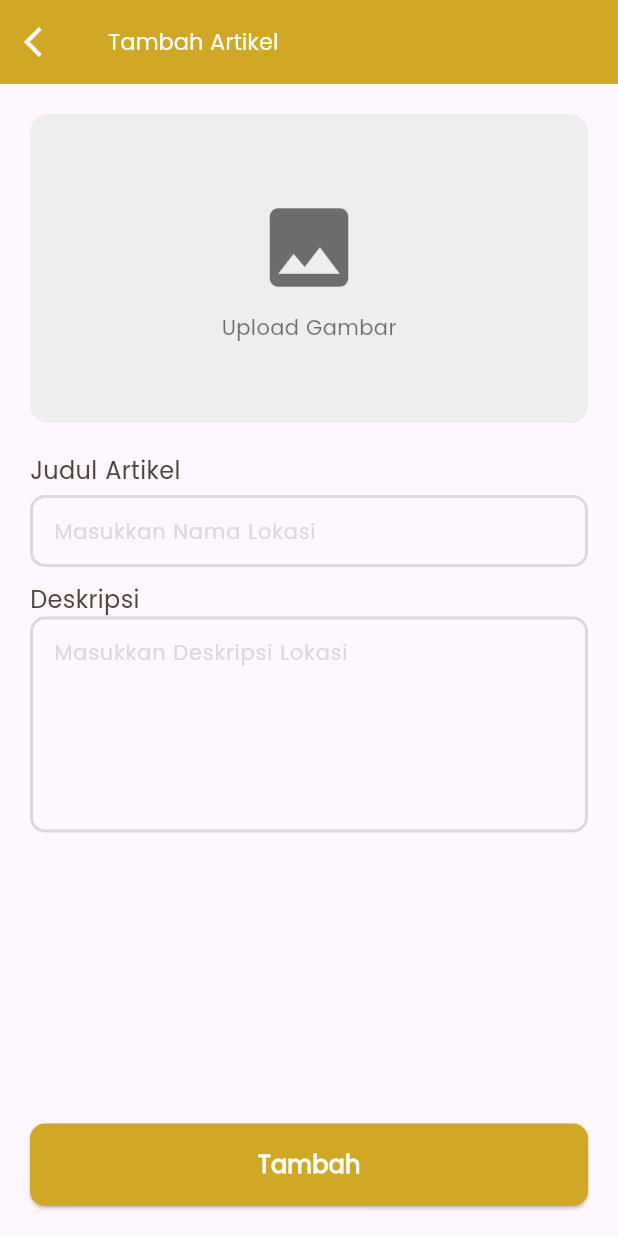
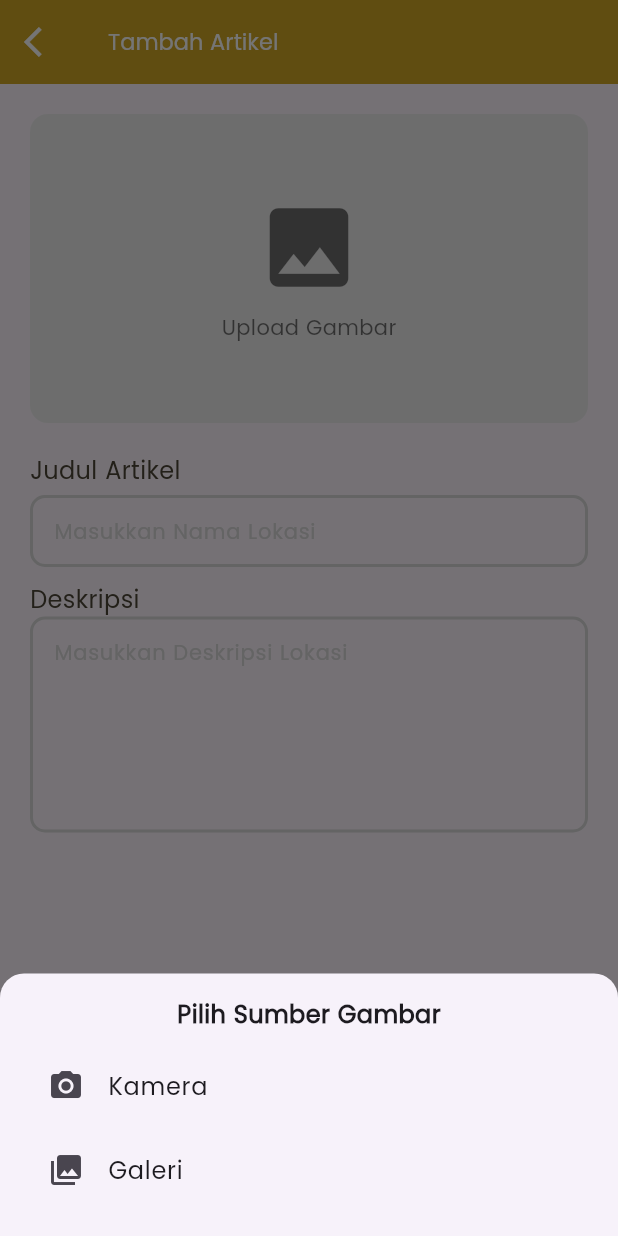
Before and after one commit to hanjisun9/artikelWisata, a Flutter app: the ArticelFormScreen screen opened directly, after a tap on "Upload Gambar", on a phone screen of 412 x 824 dp. Run offline on Flutter 3.47's test engine with Material 3 defaults, Android fonts, the light colour scheme and no system bars; our stand-ins replace image_picker, shared_preferences; accounts and stored records are empty.

Commit message:
update11

```diff
--- a/lib/controllers/artikel_controller.dart
+++ b/lib/controllers/artikel_controller.dart
@@ -1,4 +1,5 @@
 import 'dart:io';
+import 'dart:typed_data';
 import 'package:artikel_wisata/widgets/bottom_navbar.dart';
 import 'package:http/http.dart' as http;
 
@@ -8,10 +9,10 @@ import 'dart:convert';
 import '../models/artikel_model.dart';
 
 class ArtikelController {
-  static Future<List<Artikel>> getArtikel(int page, int limit) async{
+  static Future<List<Artikel>> getArtikel(int page, int limit) async {
     final result = await ArtikelService.getArtikel(page, limit);
-    if(result.statusCode == 200) {
-      final data =jsonDecode(result.body)['data'] as List<dynamic>?;
+    if (result.statusCode == 200) {
+      final data = jsonDecode(result.body)['data'] as List<dynamic>?;
       return data?.map((item) => Artikel.fromJson(item)).toList() ?? [];
     } else {
       throw Exception('Gagal memuat data artikel');
@@ -21,7 +22,7 @@ class ArtikelController {
   static Future<List<Artikel>> getMyArtikel(int page, int limit) async {
     final result = await ArtikelService.getMyArtikel(page, limit);
 
-    if(result.statusCode == 200) {
+    if (result.statusCode == 200) {
       final data = jsonDecode(result.body)['data'] as List<dynamic>?;
       return data?.map((item) => Artikel.fromJson(item)).toList() ?? [];
     } else if (result.statusCode == 400) {
@@ -31,17 +32,14 @@ class ArtikelController {
     }
   }
 
+  // =============== VERSI LAMA (File) — BIARKAN TETAP ADA ===============
   static Future<String> createArtikel(
     File image,
     String title,
     String description,
-    BuildContext context
-  ) async{
-    final result = await ArtikelService.createArtikel(
-      image,
-      title,
-      description
-      );
+    BuildContext context,
+  ) async {
+    final result = await ArtikelService.createArtikel(image, title, description);
 
     final response = await http.Response.fromStream(result);
     final objectResponse = jsonDecode(response.body);
@@ -54,7 +52,7 @@ class ArtikelController {
       return objectResponse['message'] ?? 'Tambah data berhasil';
     } else if (response.statusCode == 400) {
       final firstError = objectResponse['errors'][0];
-        return(firstError['message'] ?? 'Terjadi kesalahan');
+      return (firstError['message'] ?? 'Terjadi kesalahan');
     } else {
       return (objectResponse['message'] ?? 'Terjadi kesalahan');
     }
@@ -71,7 +69,7 @@ class ArtikelController {
       id: id,
       image: image,
       title: title,
-      description: description
+      description: description,
     );
 
     final response = await http.Response.fromStream(result);
@@ -91,7 +89,72 @@ class ArtikelController {
     }
   }
 
-  static Future<String> deleteArtikel(String id, BuildContext context) async{
+  // =============== VERSI BARU (BYTES) — AMAN UNTUK WEB ===============
+  static Future<String> createArtikelWithBytes({
+    required Uint8List imageBytes,
+    required String imageName,
+    required String title,
+    required String description,
+    required BuildContext context,
+  }) async {
+    final result = await ArtikelService.createArtikelBytes(
+      imageBytes: imageBytes,
+      imageName: imageName,
+      title: title,
+      description: description,
+    );
+
+    final response = await http.Response.fromStream(result);
+    final objectResponse = jsonDecode(response.body);
+
+    if (response.statusCode == 201) {
+      Navigator.pushReplacement(
+        context,
+        MaterialPageRoute(builder: (context) => const BottomNavbar()),
+      );
+      return objectResponse['message'] ?? 'Tambah data berhasil';
+    } else if (response.statusCode == 400) {
+      final firstError = objectResponse['errors']?[0];
+      return firstError?['message'] ?? 'Terjadi kesalahan';
+    } else {
+      return objectResponse['message'] ?? 'Terjadi kesalahan';
+    }
+  }
+
+  static Future<String> updateArtikelWithBytes({
+    required String id,
+    Uint8List? imageBytes,
+    String? imageName,
+    String? title,
+    String? description,
+    required BuildContext context,
+  }) async {
+    final result = await ArtikelService.updateArtikelBytes(
+      id: id,
+      imageBytes: imageBytes,
+      imageName: imageName,
+      title: title,
+      description: description,
+    );
+
+    final response = await http.Response.fromStream(result);
+    final objectResponse = jsonDecode(response.body);
+
+    if (response.statusCode == 200) {
+      Navigator.pushReplacement(
+        context,
+        MaterialPageRoute(builder: (context) => const BottomNavbar()),
+      );
+      return objectResponse['message'] ?? 'Update data berhasil';
+    } else if (response.statusCode == 400) {
+      final firstError = objectResponse['errors']?[0];
+      return firstError?['message'] ?? 'Terjadi kesalahan';
+    } else {
+      return objectResponse['message'] ?? 'Terjadi kesalahan';
+    }
+  }
+
+  static Future<String> deleteArtikel(String id, BuildContext context) async {
     final result = await ArtikelService.deleteArtikel(id);
 
     final responseData = jsonDecode(result.body);
--- a/lib/screens/articles/form_screen.dart
+++ b/lib/screens/articles/form_screen.dart
@@ -1,9 +1,10 @@
-import 'dart:io';
+import 'dart:typed_data';
 
 import 'package:flutter/material.dart';
+import 'package:flutter/foundation.dart';
+import 'package:image_picker/image_picker.dart';
+
 import '../../widgets/image_input.dart';
-
-import 'package:image_picker/image_picker.dart';
 import '../../controllers/artikel_controller.dart';
 
 class ArticelFormScreen extends StatefulWidget {
@@ -16,86 +17,185 @@ class ArticelFormScreen extends StatefulWidget {
 }
 
 class _ArticelFormScreenState extends State<ArticelFormScreen> {
+  final _formKey = GlobalKey<FormState>();
+
   final TextEditingController judulController = TextEditingController();
   final TextEditingController descriptionController = TextEditingController();
 
-  String? imagePath;
+  // Simpan bytes + filename agar aman di Web & Mobile
+  Uint8List? _imageBytes;
+  XFile? _pickedFile; // untuk ambil nama file
+  String? imagePath;  // opsional (fallback untuk Mobile), tidak dipakai di Web
+
+  bool _isLoading = false;
+
+  @override
+  void dispose() {
+    judulController.dispose();
+    descriptionController.dispose();
+    super.dispose();
+  }
+
+  void _showSnack(String message) {
+    if (!mounted) return;
+    ScaffoldMessenger.of(context).removeCurrentSnackBar();
+    ScaffoldMessenger.of(context).showSnackBar(SnackBar(content: Text(message)));
+  }
 
   Future<void> _pickImage() async {
+    final ImageSource? source = await showModalBottomSheet<ImageSource>(
+      context: context,
+      shape: const RoundedRectangleBorder(
+        borderRadius: BorderRadius.vertical(top: Radius.circular(16)),
+      ),
+      builder: (context) {
+        return SafeArea(
+          child: Padding(
+            padding: const EdgeInsets.all(16),
+            child: Wrap(
+              children: [
+                const Center(
+                  child: Padding(
+                    padding: EdgeInsets.only(bottom: 8),
+                    child: Text(
+                      'Pilih Sumber Gambar',
+                      style: TextStyle(fontSize: 16, fontWeight: FontWeight.w600),
+                    ),
+                  ),
+                ),
+                ListTile(
+                  leading: const Icon(Icons.camera_alt),
+                  title: const Text('Kamera'),
+                  onTap: () => Navigator.pop(context, ImageSource.camera),
+                ),
+                ListTile(
+                  leading: const Icon(Icons.photo_library),
+                  title: const Text('Galeri'),
+                  onTap: () => Navigator.pop(context, ImageSource.gallery),
+                ),
+                const SizedBox(height: 8),
+              ],
+            ),
+          ),
+        );
+      },
+    );
+
+    if (source == null) return;
+
+    try {
       final picker = ImagePicker();
-    final pickedFile = await picker.pickImage(source: ImageSource.gallery);
-    if (pickedFile != null) {
+      final picked = await picker.pickImage(
+        source: source,
+        imageQuality: 80,
+      );
+      if (picked != null) {
+        final bytes = await picked.readAsBytes();
         setState(() {
-        imagePath = pickedFile.path;
+          _pickedFile = picked;
+          _imageBytes = bytes;
+          // Hanya isi imagePath untuk non-Web (untuk fallback),
+          // di Web path berupa blob: yang tidak bisa dipakai FileImage.
+          imagePath = kIsWeb ? null : picked.path;
         });
+      }
+    } catch (e) {
+      _showSnack('Gagal mengambil gambar: $e');
     }
   }
 
   Future<void> _create(String title, String description) async {
-    if (imagePath == null) {
-      ScaffoldMessenger.of(context).showSnackBar(
-        const SnackBar(content: Text('Pilih gambar terlebih dahulu')),
-      );
+    if (_imageBytes == null) {
+      _showSnack('Pilih gambar terlebih dahulu');
       return;
     }
-    final imageFile = File(imagePath!);
+    if (!_formKey.currentState!.validate()) return;
 
-    final message = await ArtikelController.createArtikel(
-      imageFile,
-      title,
-      description,
-      context,
+    setState(() => _isLoading = true);
+    try {
+      final message = await ArtikelController.createArtikelWithBytes(
+        imageBytes: _imageBytes!,
+        imageName: _pickedFile?.name ?? 'image.jpg',
+        title: title,
+        description: description,
+        context: context,
       );
-
-    ScaffoldMessenger.of(
-      context,
-    ).showSnackBar(SnackBar(content: Text(message)));
+      _showSnack(message);
+    } catch (e) {
+      _showSnack('Terjadi kesalahan: $e');
+    } finally {
+      if (mounted) setState(() => _isLoading = false);
+    }
   }
 
-  Future<void> _update(String title, String description) async{
-    File? imageFile;
-    if (imagePath != null) {
-      imageFile = File(imagePath!);
+  Future<void> _update(String title, String description) async {
+    if (widget.artikelId == null) {
+      _showSnack('ID artikel tidak ditemukan');
+      return;
     }
 
-    final message = await ArtikelController.updateArtikel(
+    final noTitle = title.trim().isEmpty;
+    final noDesc = description.trim().isEmpty;
+    final noImage = _imageBytes == null;
+
+    if (noTitle && noDesc && noImage) {
+      _showSnack('Tidak ada perubahan untuk diperbarui');
+      return;
+    }
+
+    setState(() => _isLoading = true);
+    try {
+      final message = await ArtikelController.updateArtikelWithBytes(
         id: widget.artikelId!,
         title: title.isNotEmpty ? title : null,
         description: description.isNotEmpty ? description : null,
-      image: imageFile,
-      context: context
+        imageBytes: _imageBytes, // boleh null
+        imageName: _pickedFile?.name,
+        context: context,
       );
-
-      ScaffoldMessenger.of(
-        context,
-      ).showSnackBar(SnackBar(content: Text(message)));
+      _showSnack(message);
+    } catch (e) {
+      _showSnack('Terjadi kesalahan: $e');
+    } finally {
+      if (mounted) setState(() => _isLoading = false);
+    }
   }
 
   @override
   Widget build(BuildContext context) {
+    final btnLabel = widget.isEdit ? 'Edit' : 'Tambah';
+
     return SafeArea(
       child: Scaffold(
         appBar: AppBar(
           title: Text(
             widget.isEdit ? 'Edit Artikel' : 'Tambah Artikel',
-            style: TextStyle(color: Colors.white, fontSize: 15),
+            style: const TextStyle(color: Colors.white, fontSize: 15),
           ),
           backgroundColor: const Color(0XFFD1A824),
           leading: IconButton(
             icon: const Icon(Icons.arrow_back_ios, color: Colors.white),
             onPressed: () {
+              if (_isLoading) return;
               Navigator.pop(context);
             },
           ),
         ),
-        body: SingleChildScrollView(
+        body: Form(
+          key: _formKey,
+          child: SingleChildScrollView(
             padding: const EdgeInsets.all(20),
             child: Column(
               crossAxisAlignment: CrossAxisAlignment.start,
               children: [
-              UploadGambarBox(onTap: _pickImage, imagePath: imagePath),
-              SizedBox(height: 20),
-              Text(
+                // Upload box sekarang bisa render dari bytes (aman di Web)
+                UploadGambarBox(
+                  onTap: _pickImage,
+                  imageBytes: _imageBytes,
+                  imagePath: imagePath, // fallback untuk Mobile (tidak dipakai di Web)
+                ),
+                const SizedBox(height: 20),
+                const Text(
                   'Judul Artikel',
                   style: TextStyle(
                     color: Color(0XFF4D4637),
@@ -123,9 +223,15 @@ class _ArticelFormScreenState extends State<ArticelFormScreen> {
                       ),
                     ),
                   ),
+                  validator: (value) {
+                    if (!widget.isEdit && (value == null || value.trim().isEmpty)) {
+                      return 'Judul tidak boleh kosong';
+                    }
+                    return null;
+                  },
                 ),
                 const SizedBox(height: 10),
-              Text(
+                const Text(
                   'Deskripsi',
                   style: TextStyle(
                     color: Color(0XFF4D4637),
@@ -161,33 +267,68 @@ class _ArticelFormScreenState extends State<ArticelFormScreen> {
                     ),
                     contentPadding: const EdgeInsets.all(12),
                   ),
+                  validator: (value) {
+                    if (!widget.isEdit && (value == null || value.trim().isEmpty)) {
+                      return 'Deskripsi tidak boleh kosong';
+                    }
+                    return null;
+                  },
                 ),
               ],
+            ),
           ),
         ),
         bottomNavigationBar: Padding(
           padding: const EdgeInsets.all(20),
           child: ElevatedButton(
-            onPressed: () {
-              final title = judulController.text;
-              final description = descriptionController.text;
+            onPressed: _isLoading
+                ? null
+                : () async {
+                    FocusScope.of(context).unfocus();
+                    final title = judulController.text.trim();
+                    final description = descriptionController.text.trim();
 
                     if (widget.isEdit == false) {
-                _create(title, description);
+                      await _create(title, description);
                     } else if (widget.isEdit && widget.artikelId != null) {
-                _update(title, description);
+                      await _update(title, description);
+                    } else {
+                      _showSnack('Mode edit tetapi artikelId tidak tersedia');
                     }
                   },
             style: ElevatedButton.styleFrom(
               backgroundColor: const Color(0XFFD1A824),
               minimumSize: const Size(double.infinity, 55),
               shape: RoundedRectangleBorder(
-                borderRadius: BorderRadiusGeometry.circular(10),
+                borderRadius: BorderRadius.circular(10),
               ),
             ),
-            child: Text(
-              widget.isEdit ? 'Edit' : 'Tambah',
+            child: _isLoading
+                ? Row(
+                    mainAxisAlignment: MainAxisAlignment.center,
+                    children: const [
+                      SizedBox(
+                        height: 20,
+                        width: 20,
+                        child: CircularProgressIndicator(
+                          strokeWidth: 2,
+                          valueColor: AlwaysStoppedAnimation<Color>(Colors.white),
+                        ),
+                      ),
+                      SizedBox(width: 12),
+                      Text(
+                        'Memproses...',
                         style: TextStyle(
+                          color: Colors.white,
+                          fontSize: 16,
+                          fontWeight: FontWeight.bold,
+                        ),
+                      ),
+                    ],
+                  )
+                : Text(
+                    btnLabel,
+                    style: const TextStyle(
                       color: Colors.white,
                       fontSize: 16,
                       fontWeight: FontWeight.bold,
--- a/lib/services/artikel_service.dart
+++ b/lib/services/artikel_service.dart
@@ -1,4 +1,5 @@
-import 'dart:io';
+import 'dart:io' show File;
+import 'dart:typed_data';
 
 import 'package:http/http.dart' as http;
 import 'package:shared_preferences/shared_preferences.dart';
@@ -6,7 +7,7 @@ import 'package:shared_preferences/shared_preferences.dart';
 class ArtikelService {
   static final String baseUrl = 'https://api-pariwisata.rakryan.id/blog';
 
-  static Future<http.Response> getArtikel(int page, int limit) async{
+  static Future<http.Response> getArtikel(int page, int limit) async {
     final prefs = await SharedPreferences.getInstance();
     final token = prefs.getString('token');
 
@@ -16,11 +17,11 @@ class ArtikelService {
       headers: {
         'Content-Type': 'application/json',
         'Authorization': 'Bearer $token',
-      }
+      },
     );
   }
 
-  static Future<http.Response>getMyArtikel(int page, int limit) async{
+  static Future<http.Response> getMyArtikel(int page, int limit) async {
     final prefs = await SharedPreferences.getInstance();
     final token = prefs.getString('token');
 
@@ -29,23 +30,23 @@ class ArtikelService {
       url,
       headers: {
         'Content-Type': 'application/json',
-        'Authorization': 'Bearer $token'
-      }
+        'Authorization': 'Bearer $token',
+      },
     );
   }
 
+  // ========== VERSI LAMA (File/path) — biarkan tetap ada untuk Mobile ==========
   static Future<http.StreamedResponse> createArtikel(
     File image,
     String title,
-    String description
-  ) async{
+    String description,
+  ) async {
     final uri = Uri.parse('$baseUrl/create');
 
-    final prefs = await  SharedPreferences.getInstance();
+    final prefs = await SharedPreferences.getInstance();
     final token = prefs.getString('token');
 
     var request = http.MultipartRequest('POST', uri);
-
     request.headers['Authorization'] = 'Bearer $token';
 
     request.fields['title'] = title;
@@ -57,39 +58,99 @@ class ArtikelService {
     return await request.send();
   }
 
-  static Future<http.StreamedResponse> updateArtikel ({
+  static Future<http.StreamedResponse> updateArtikel({
     String? id,
     File? image,
     String? title,
-    String? description
-  }) async{
+    String? description,
+  }) async {
     final uri = Uri.parse('$baseUrl/update/$id');
 
     final prefs = await SharedPreferences.getInstance();
     final token = prefs.getString('token');
 
     var request = http.MultipartRequest('PUT', uri);
-
     request.headers['Authorization'] = 'Bearer $token';
 
     if (title != null && title.isNotEmpty) {
       request.fields['title'] = title;
     }
-
     if (description != null && description.isNotEmpty) {
       request.fields['description'] = description;
     }
-
     if (image != null) {
       request.files.add(await http.MultipartFile.fromPath('image', image.path));
     }
 
-    request.fields['date']= DateTime.now().toString();
+    request.fields['date'] = DateTime.now().toString();
 
     return await request.send();
   }
 
-  static Future<http.Response> deleteArtikel(String id) async{
+  // ========== VERSI BARU (BYTES) — untuk Web dan aman lintas platform ==========
+  static Future<http.StreamedResponse> createArtikelBytes({
+    required Uint8List imageBytes,
+    required String imageName,
+    required String title,
+    required String description,
+  }) async {
+    final uri = Uri.parse('$baseUrl/create');
+
+    final prefs = await SharedPreferences.getInstance();
+    final token = prefs.getString('token');
+
+    final request = http.MultipartRequest('POST', uri);
+    request.headers['Authorization'] = 'Bearer $token';
+
+    request.fields['title'] = title;
+    request.fields['description'] = description;
+    request.fields['date'] = DateTime.now().toString();
+
+    final file = http.MultipartFile.fromBytes(
+      'image',
+      imageBytes,
+      filename: imageName,
+    );
+    request.files.add(file);
+
+    return request.send();
+  }
+
+  static Future<http.StreamedResponse> updateArtikelBytes({
+    required String id,
+    Uint8List? imageBytes,
+    String? imageName,
+    String? title,
+    String? description,
+  }) async {
+    final uri = Uri.parse('$baseUrl/update/$id');
+
+    final prefs = await SharedPreferences.getInstance();
+    final token = prefs.getString('token');
+
+    final request = http.MultipartRequest('PUT', uri);
+    request.headers['Authorization'] = 'Bearer $token';
+
+    if (title != null && title.isNotEmpty) {
+      request.fields['title'] = title;
+    }
+    if (description != null && description.isNotEmpty) {
+      request.fields['description'] = description;
+    }
+    if (imageBytes != null) {
+      request.files.add(http.MultipartFile.fromBytes(
+        'image',
+        imageBytes,
+        filename: imageName ?? 'image.jpg',
+      ));
+    }
+
+    request.fields['date'] = DateTime.now().toString();
+
+    return request.send();
+  }
+
+  static Future<http.Response> deleteArtikel(String id) async {
     final prefs = await SharedPreferences.getInstance();
     final token = prefs.getString('token');
 
@@ -99,7 +160,7 @@ class ArtikelService {
       headers: {
         'Content-Type': 'application/json',
         'Authorization': 'Bearer $token',
-      }
+      },
     );
   }
 }
--- a/lib/widgets/image_input.dart
+++ b/lib/widgets/image_input.dart
@@ -1,13 +1,34 @@
 import 'package:flutter/material.dart';
+import 'dart:typed_data';
 import 'dart:io';
 
 class UploadGambarBox extends StatelessWidget {
   final VoidCallback onTap;
-  final String? imagePath;
-  const UploadGambarBox({super.key, required this.onTap, this.imagePath});
+  final String? imagePath;       // fallback untuk Mobile
+  final Uint8List? imageBytes;   // utama, aman untuk Web & Mobile
+
+  const UploadGambarBox({
+    super.key,
+    required this.onTap,
+    this.imagePath,
+    this.imageBytes,
+  });
 
   @override
   Widget build(BuildContext context) {
+    ImageProvider? provider;
+
+    if (imageBytes != null) {
+      provider = MemoryImage(imageBytes!);
+    } else if (imagePath != null) {
+      // Hanya akan kepakai di Mobile. Di Web path = blob: (abaikan).
+      try {
+        provider = FileImage(File(imagePath!));
+      } catch (_) {
+        provider = null;
+      }
+    }
+
     return GestureDetector(
       onTap: onTap,
       child: Container(
@@ -16,19 +37,14 @@ class UploadGambarBox extends StatelessWidget {
         decoration: BoxDecoration(
           color: Colors.grey.shade200,
           borderRadius: BorderRadius.circular(12),
-          image: imagePath != null
-          ? DecorationImage(
-            image: FileImage(
-              File(imagePath!),
-            ),
-            fit: BoxFit.cover
-          )
+          image: provider != null
+              ? DecorationImage(image: provider, fit: BoxFit.cover)
               : null,
         ),
-        child: imagePath == null
+        child: provider == null
             ? Column(
                 mainAxisAlignment: MainAxisAlignment.center,
-          children: const[
+                children: const [
                   Icon(Icons.image, size: 70, color: Colors.black54),
                   SizedBox(height: 8),
                   Text(
@@ -36,9 +52,9 @@ class UploadGambarBox extends StatelessWidget {
                     style: TextStyle(
                       color: Colors.black54,
                       fontSize: 14,
-                fontWeight: FontWeight.w500
+                      fontWeight: FontWeight.w500,
                     ),
-            )
+                  ),
                 ],
               )
             : null,
```
Lines whose indentation alone changed are shown as unchanged.
